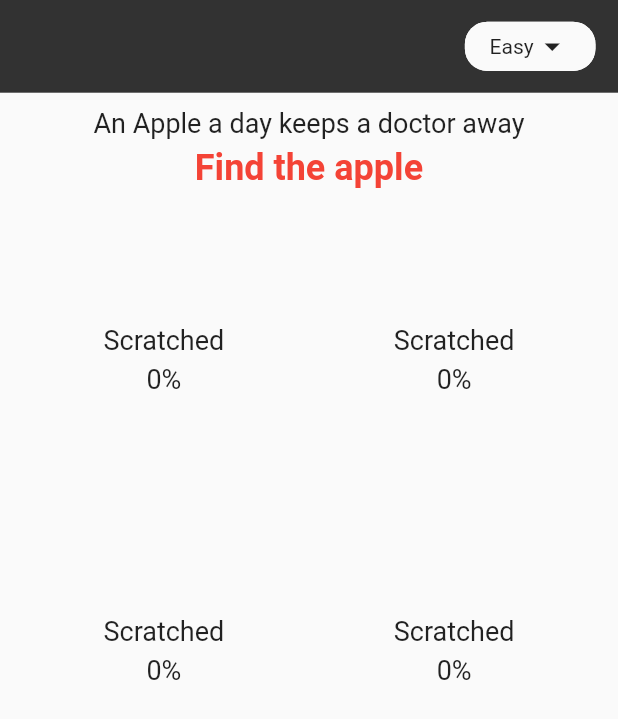
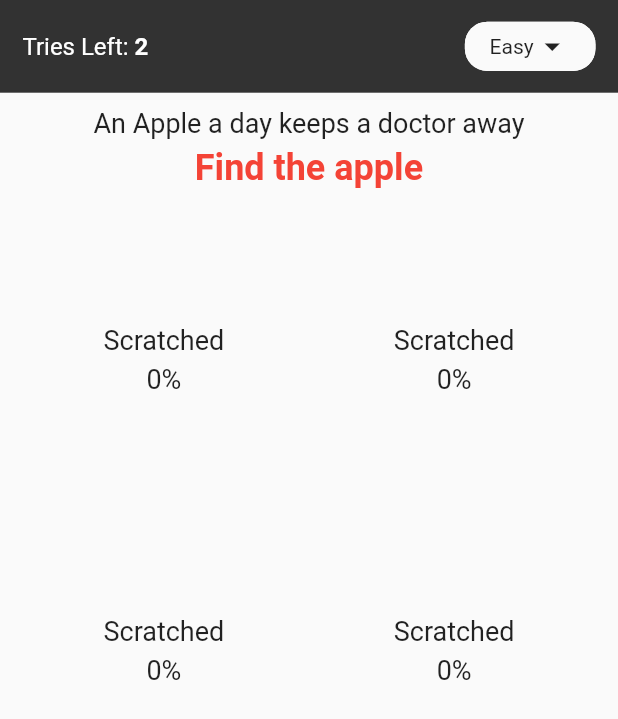
Before and after one commit to izaanjahangir/scratch-game-flutter, a Flutter app: the screen it shows after launch, on a phone screen of 412 x 824 dp. Shown: the top 719 px of the screen. Run offline on Flutter 3.47's test engine with Material 2 defaults, Android fonts, the phone set to English and light mode, and no system bars; missing offline and left inert: scratcher.

Commit message:
improved header

```diff
--- a/lib/screens/home/header.dart
+++ b/lib/screens/home/header.dart
@@ -10,8 +10,20 @@ class Header extends StatelessWidget {
       height: height * 0.075,
       color: Color.fromRGBO(0, 0, 0, 0.8),
       child: Row(
-        mainAxisAlignment: MainAxisAlignment.end,
-        children: [ChipButton(label: "Easy")],
+        mainAxisAlignment: MainAxisAlignment.spaceBetween,
+        children: [
+          RichText(
+            text: TextSpan(
+              style: TextStyle(fontSize: 16),
+              text: 'Tries Left: ',
+              children: <TextSpan>[
+                TextSpan(
+                    text: '2', style: TextStyle(fontWeight: FontWeight.bold)),
+              ],
+            ),
+          ),
+          ChipButton(label: "Easy")
+        ],
       ),
     );
   }
```
